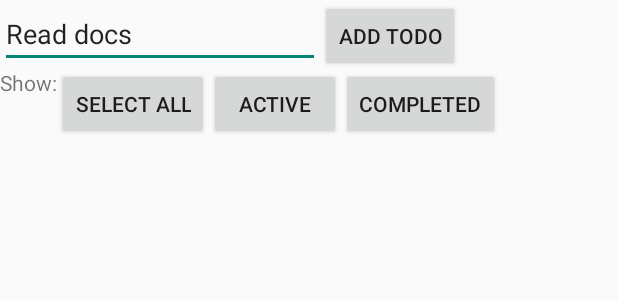
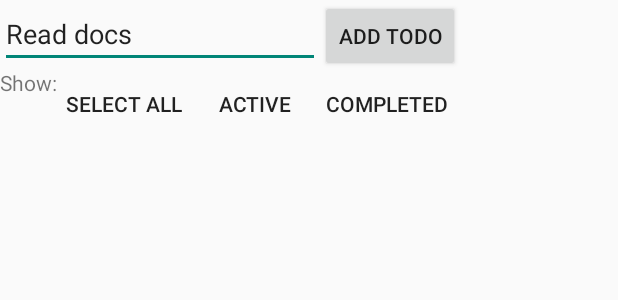
Before and after one commit to reduxkotlin/redux-kotlin, an Android app: the layout activity_main.xml on its own in the app's theme, with its tools: preview values and no code run, on a phone screen of 412 x 824 dp. Shown: the top 300 px of the screen. Run offline under Robolectric (Android 15) with nearby library versions, the phone set to English and light mode, and no system bars.

Commit message:
[WIP] TODO working on android

```diff
--- /dev/null
+++ b/examples/todos/android/src/main/res/drawable/btn_background.xml
@@ -0,0 +1,14 @@
+<?xml version="1.0" encoding="utf-8"?>
+<layer-list xmlns:android="http://schemas.android.com/apk/res/android">
+    <item>
+        <selector>
+            <item android:state_selected="true">
+                <color android:color="?attr/colorPrimary"/>
+            </item>
+            <item>
+                <color android:color="@android:color/transparent"/>
+            </item>
+        </selector>
+    </item>
+    <item android:drawable="?attr/selectableItemBackground"/>
+</layer-list>
--- a/examples/todos/android/src/main/res/layout/activity_main.xml
+++ b/examples/todos/android/src/main/res/layout/activity_main.xml
@@ -33,33 +33,37 @@
         app:layout_constraintTop_toBottomOf="@+id/et_todo" />
 
     <Button
-        android:id="@+id/button2"
+        android:id="@+id/btn_select_all"
         android:layout_width="wrap_content"
         android:layout_height="wrap_content"
         android:text="@android:string/selectAll"
+        android:background="@drawable/btn_background"
         app:layout_constraintStart_toEndOf="@+id/textView"
         app:layout_constraintTop_toBottomOf="@+id/et_todo" />
 
     <Button
-        android:id="@+id/button4"
+        android:id="@+id/btn_active"
         android:layout_width="wrap_content"
         android:layout_height="wrap_content"
         android:text="Active"
-        app:layout_constraintStart_toEndOf="@+id/button2"
+        android:background="@drawable/btn_background"
+        app:layout_constraintStart_toEndOf="@+id/btn_select_all"
         app:layout_constraintTop_toBottomOf="@+id/et_todo" />
 
     <Button
-        android:id="@+id/button5"
+        android:id="@+id/btn_completed"
         android:layout_width="wrap_content"
         android:layout_height="wrap_content"
         android:text="Completed"
-        app:layout_constraintStart_toEndOf="@+id/button4"
-        app:layout_constraintTop_toTopOf="@+id/button2" />
+        android:background="@drawable/btn_background"
+        app:layout_constraintStart_toEndOf="@+id/btn_active"
+        app:layout_constraintTop_toTopOf="@+id/btn_active" />
 
     <androidx.recyclerview.widget.RecyclerView
+        android:id="@+id/recycler_view"
         android:layout_width="match_parent"
         android:layout_height="0dp"
         app:layout_constraintBottom_toBottomOf="parent"
-        app:layout_constraintTop_toBottomOf="@+id/button4"
-        tools:layout_editor_absoluteX="0dp" />
+        app:layout_constraintStart_toStartOf="parent"
+        app:layout_constraintTop_toBottomOf="@+id/btn_completed" />
 </androidx.constraintlayout.widget.ConstraintLayout>
```
Also changed, not shown: examples/todos/android/src/main/java/org/reduxkotlin/example/todos/Adapter.kt (deleted, +0 -25 lines), examples/todos/android/src/main/java/org/reduxkotlin/example/todos/MainActivity.kt (+33 -7 lines), examples/todos/android/src/main/java/org/reduxkotlin/example/todos/TodoAdapter.kt (added, +46 -0 lines), examples/todos/android/src/main/res/layout/item_todo.xml (added, +20 -0 lines), examples/todos/common/src/commonMain/kotlin/org/reduxkotlin/examples/todos/Reducer.kt (+10 -1 lines).
